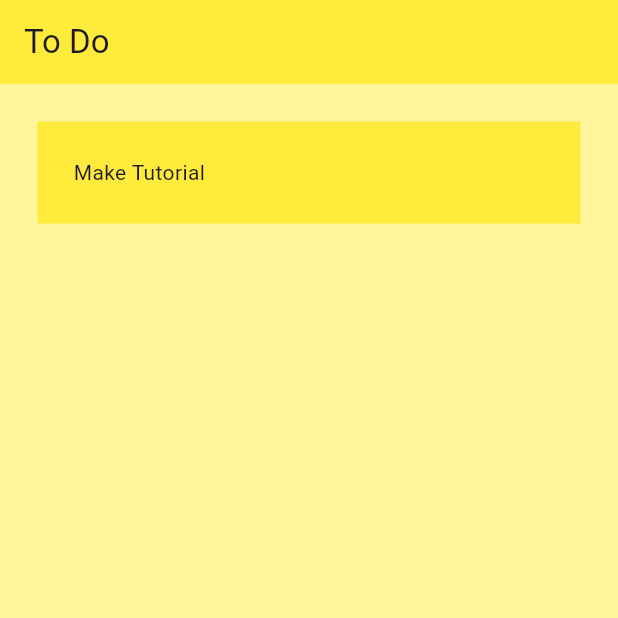
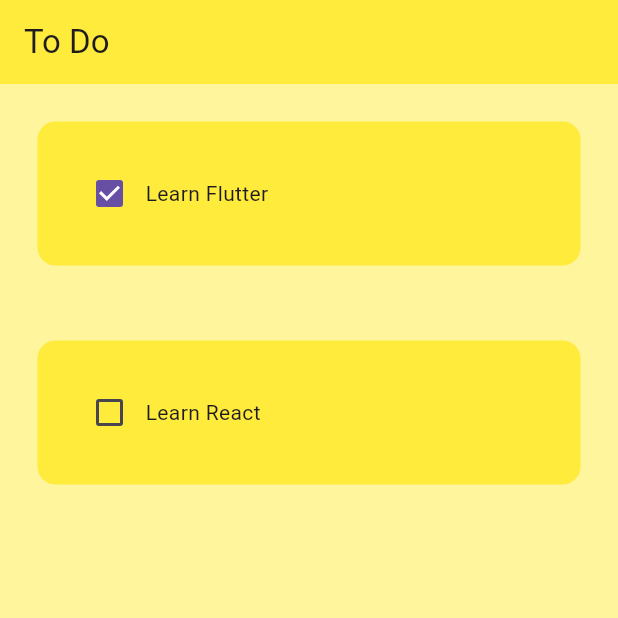
Before and after one commit to umangawije/flutter_basics, a Flutter app: the screen it shows after launch, on a phone screen of 412 x 824 dp, the top half of it. Run offline on Flutter 3.47's test engine with Material 3 defaults, Android fonts, the phone set to English and light mode, and no system bars.

```diff
--- a/analysis_options.yaml
+++ b/analysis_options.yaml
@@ -7,6 +7,9 @@
 
 # The following line activates a set of recommended lints for Flutter apps,
 # packages, and plugins designed to encourage good coding practices.
+analyzer:
+  errors:
+    sort_child_properties_last: ignore
 include: package:flutter_lints/flutter.yaml
 
 linter:
--- a/lib/pages/home_page.dart
+++ b/lib/pages/home_page.dart
@@ -15,7 +15,20 @@ class _HomePageState extends State<HomePage> {
     return Scaffold(
       backgroundColor: Colors.yellow[200],
       appBar: AppBar(backgroundColor: Colors.yellow, title: Text('To Do')),
-      body: ListView(children: [ToDoTile()]),
+      body: ListView(
+        children: [
+          ToDoTile(
+            taskName: "Learn Flutter",
+            taskCompleted: true,
+            onChanged: (p0) {},
+          ),
+          ToDoTile(
+            taskName: "Learn React",
+            taskCompleted: false,
+            onChanged: (p0) {},
+          ),
+        ],
+      ),
     );
   }
 }
--- a/lib/pages/util/todo_tile.dart
+++ b/lib/pages/util/todo_tile.dart
@@ -1,7 +1,16 @@
 import 'package:flutter/material.dart';
 
 class ToDoTile extends StatelessWidget {
-  const ToDoTile({super.key});
+  final String taskName;
+  final bool taskCompleted;
+  Function(bool?)? onChanged;
+
+  ToDoTile({
+    super.key,
+    required this.taskName,
+    required this.taskCompleted,
+    required this.onChanged,
+  });
 
   @override
   Widget build(BuildContext context) {
@@ -9,8 +18,19 @@ class ToDoTile extends StatelessWidget {
       padding: const EdgeInsets.all(25.0),
       child: Container(
         padding: EdgeInsets.all(24),
-        child: Text("Make Tutorial"),
-        decoration: BoxDecoration(color: Colors.yellow),
+        child: Row(
+          children: [
+            //CHECKBOX
+            Checkbox(value: taskCompleted, onChanged: onChanged),
+
+            //Task name
+            Text(taskName),
+          ],
+        ),
+        decoration: BoxDecoration(
+          color: Colors.yellow,
+          borderRadius: BorderRadius.circular(12),
+        ),
       ),
     );
   }
```
